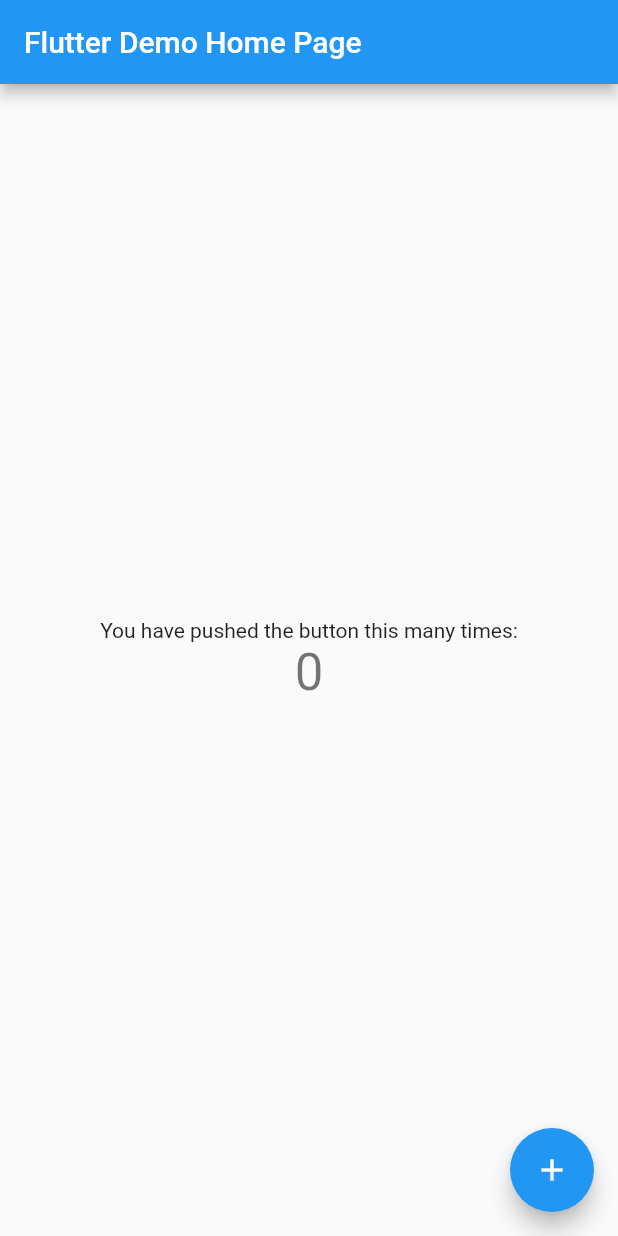
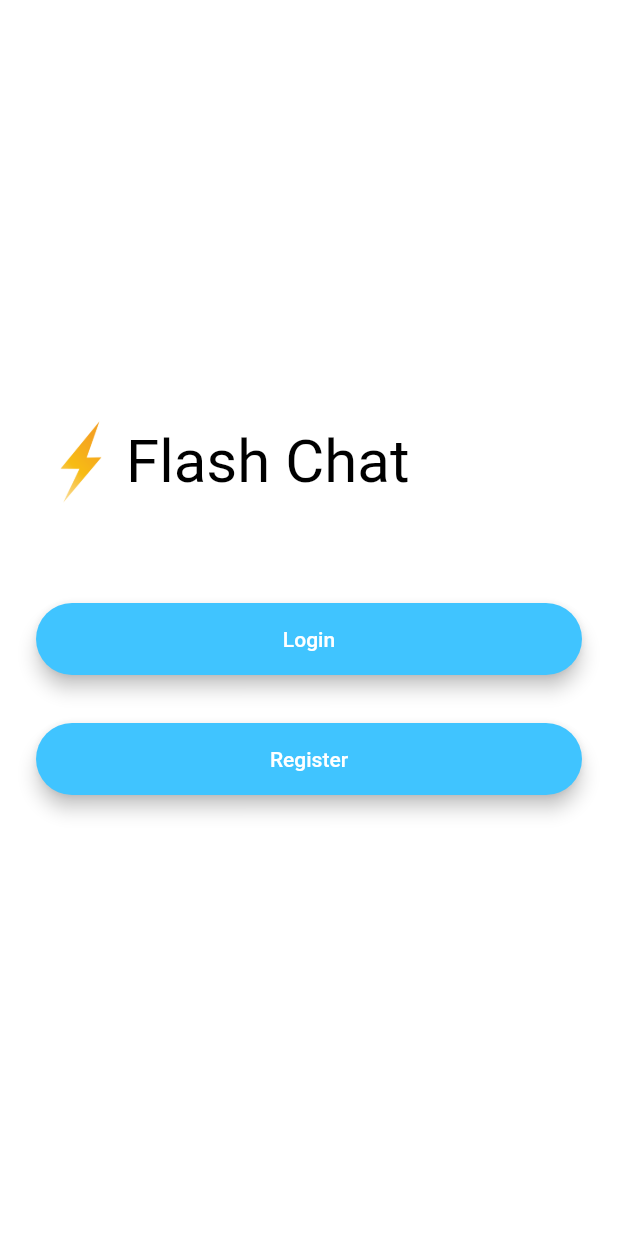
Before and after one commit to ShockSmoke/flash_chat, a Flutter app: the screen it shows after launch, on a phone screen of 412 x 824 dp. Run offline on Flutter 3.47's test engine with Material 2 defaults, Android fonts, the phone set to English and light mode, and no system bars; drawn by our look-alikes of animated_text_kit.

Commit message:
added login

```diff
--- /dev/null
+++ b/lib/components/button.dart
@@ -0,0 +1,30 @@
+import 'package:flutter/material.dart';
+
+class Button extends StatelessWidget {
+  Button({this.text = "null", required this.onpressed});
+
+  String text;
+  Function onpressed;
+  @override
+  Widget build(BuildContext context) {
+    return Padding(
+      padding: EdgeInsets.symmetric(vertical: 16.0),
+      child: Material(
+        elevation: 5.0,
+        color: Colors.lightBlueAccent,
+        borderRadius: BorderRadius.circular(30.0),
+        child: MaterialButton(
+          onPressed: () {
+            print("why not working");
+            onpressed();
+          },
+          minWidth: 200.0,
+          height: 42.0,
+          child: Text(
+            text,
+          ),
+        ),
+      ),
+    );
+  }
+}
--- a/lib/main.dart
+++ b/lib/main.dart
@@ -1,115 +1,28 @@
 import 'package:flutter/material.dart';
+import 'package:flash_chat/screens/welcome_screen.dart';
+import 'package:flash_chat/screens/login_screen.dart';
+import 'package:flash_chat/screens/registration_screen.dart';
+import 'package:flash_chat/screens/chat_screen.dart';
 
-void main() {
-  runApp(const MyApp());
-}
+void main() => runApp(FlashChat());
 
-class MyApp extends StatelessWidget {
-  const MyApp({Key? key}) : super(key: key);
-
-  // This widget is the root of your application.
+class FlashChat extends StatelessWidget {
   @override
   Widget build(BuildContext context) {
     return MaterialApp(
-      title: 'Flutter Demo',
-      theme: ThemeData(
-        // This is the theme of your application.
-        //
-        // Try running your application with "flutter run". You'll see the
-        // application has a blue toolbar. Then, without quitting the app, try
-        // changing the primarySwatch below to Colors.green and then invoke
-        // "hot reload" (press "r" in the console where you ran "flutter run",
-        // or simply save your changes to "hot reload" in a Flutter IDE).
-        // Notice that the counter didn't reset back to zero; the application
-        // is not restarted.
-        primarySwatch: Colors.blue,
+      theme: ThemeData.dark().copyWith(
+        textTheme: TextTheme(
+          bodyText1: TextStyle(color: Colors.black54),
+        ),
       ),
-      home: const MyHomePage(title: 'Flutter Demo Home Page'),
-    );
+      initialRoute: WelcomeScreen.id,
+      routes: {
+        WelcomeScreen.id: (context) => WelcomeScreen(),
+        LoginScreen.id: (context) => LoginScreen(),
+        RegistrationScreen.id: (context) => RegistrationScreen(),
+        ChatScreen.id: (context) => ChatScreen(),
+
+      },
+          );
   }
 }
-
-class MyHomePage extends StatefulWidget {
-  const MyHomePage({Key? key, required this.title}) : super(key: key);
-
-  // This widget is the home page of your application. It is stateful, meaning
-  // that it has a State object (defined below) that contains fields that affect
-  // how it looks.
-
-  // This class is the configuration for the state. It holds the values (in this
-  // case the title) provided by the parent (in this case the App widget) and
-  // used by the build method of the State. Fields in a Widget subclass are
-  // always marked "final".
-
-  final String title;
-
-  @override
-  State<MyHomePage> createState() => _MyHomePageState();
-}
-
-class _MyHomePageState extends State<MyHomePage> {
-  int _counter = 0;
-
-  void _incrementCounter() {
-    setState(() {
-      // This call to setState tells the Flutter framework that something has
-      // changed in this State, which causes it to rerun the build method below
-      // so that the display can reflect the updated values. If we changed
-      // _counter without calling setState(), then the build method would not be
-      // called again, and so nothing would appear to happen.
-      _counter++;
-    });
-  }
-
-  @override
-  Widget build(BuildContext context) {
-    // This method is rerun every time setState is called, for instance as done
-    // by the _incrementCounter method above.
-    //
-    // The Flutter framework has been optimized to make rerunning build methods
-    // fast, so that you can just rebuild anything that needs updating rather
-    // than having to individually change instances of widgets.
-    return Scaffold(
-      appBar: AppBar(
-        // Here we take the value from the MyHomePage object that was created by
-        // the App.build method, and use it to set our appbar title.
-        title: Text(widget.title),
-      ),
-      body: Center(
-        // Center is a layout widget. It takes a single child and positions it
-        // in the middle of the parent.
-        child: Column(
-          // Column is also a layout widget. It takes a list of children and
-          // arranges them vertically. By default, it sizes itself to fit its
-          // children horizontally, and tries to be as tall as its parent.
-          //
-          // Invoke "debug painting" (press "p" in the console, choose the
-          // "Toggle Debug Paint" action from the Flutter Inspector in Android
-          // Studio, or the "Toggle Debug Paint" command in Visual Studio Code)
-          // to see the wireframe for each widget.
-          //
-          // Column has various properties to control how it sizes itself and
-          // how it positions its children. Here we use mainAxisAlignment to
-          // center the children vertically; the main axis here is the vertical
-          // axis because Columns are vertical (the cross axis would be
-          // horizontal).
-          mainAxisAlignment: MainAxisAlignment.center,
-          children: <Widget>[
-            const Text(
-              'You have pushed the button this many times:',
-            ),
-            Text(
-              '$_counter',
-              style: Theme.of(context).textTheme.headline4,
-            ),
-          ],
-        ),
-      ),
-      floatingActionButton: FloatingActionButton(
-        onPressed: _incrementCounter,
-        tooltip: 'Increment',
-        child: const Icon(Icons.add),
-      ), // This trailing comma makes auto-formatting nicer for build methods.
-    );
-  }
-}
--- /dev/null
+++ b/lib/screens/welcome_screen.dart
@@ -0,0 +1,84 @@
+import 'package:flash_chat/screens/login_screen.dart';
+import 'login_screen.dart';
+import 'registration_screen.dart';
+import 'package:flutter/material.dart';
+import 'package:animated_text_kit/animated_text_kit.dart';
+import 'package:flash_chat/components/button.dart';
+
+class WelcomeScreen extends StatefulWidget {
+  static String id = 'welcome_screen';
+
+  @override
+  _WelcomeScreenState createState() => _WelcomeScreenState();
+}
+
+class _WelcomeScreenState extends State<WelcomeScreen>
+    with SingleTickerProviderStateMixin {
+  late AnimationController controller;
+
+  @override
+  void initState() {
+    super.initState();
+    controller =
+        AnimationController(vsync: this, duration: Duration(seconds: 1));
+
+    controller.forward();
+    controller.addListener(() {
+      setState(() {});
+      print(controller.value);
+    });
+  }
+
+  @override
+  Widget build(BuildContext context) {
+    return Scaffold(
+      backgroundColor: Colors.white,
+      body: Padding(
+        padding: EdgeInsets.symmetric(horizontal: 24.0),
+        child: Column(
+          mainAxisAlignment: MainAxisAlignment.center,
+          crossAxisAlignment: CrossAxisAlignment.stretch,
+          children: <Widget>[
+            Row(
+              children: <Widget>[
+                Hero(
+                  tag: 'logo',
+                  child: SizedBox(
+                    child: Image.asset('images/logo.png'),
+                    height: 60.0,
+                  ),
+                ),
+                DefaultTextStyle(
+                  style: TextStyle(color: Colors.black, fontSize: 40),
+                  child: AnimatedTextKit(
+                    animatedTexts: [
+                      TypewriterAnimatedText('Flash Chat'),
+                    ],
+                  ),
+                ),
+              ],
+            ),
+            SizedBox(
+              height: 48.0,
+            ),
+            Button(
+              text: "Login",
+              onpressed: (){
+                Navigator.pushNamed(context, LoginScreen.id);
+              },
+
+            ),
+            Button(
+              text: "Register",
+              onpressed: (){
+                print("called you");
+                Navigator.pushNamed(context,RegistrationScreen.id);
+              },
+
+            ),
+          ],
+        ),
+      ),
+    );
+  }
+}
--- a/pubspec.yaml
+++ b/pubspec.yaml
@@ -13,6 +13,7 @@ dependencies:
   cupertino_icons: ^1.0.2
   firebase_auth: ^3.1.3
   firebase_core: ^1.7.0
+  animated_text_kit:
   flutter:
     sdk: flutter
 
@@ -23,3 +24,6 @@ dev_dependencies:
 
 flutter:
   uses-material-design: true
+
+  assets:
+    - images/
```
Also changed, not shown: lib/constants.dart (added, +36 -0 lines), lib/screens/chat_screen.dart (added, +63 -0 lines), lib/screens/login_screen.dart (added, +74 -0 lines), lib/screens/registration_screen.dart (added, +61 -0 lines), images/logo.png (added), pubspec.lock, 2 other files.
